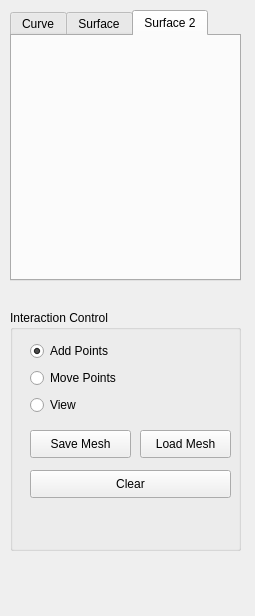
Wulonghua/GeometricModeling, file GeoModeling/Control.ui: the form before one commit.
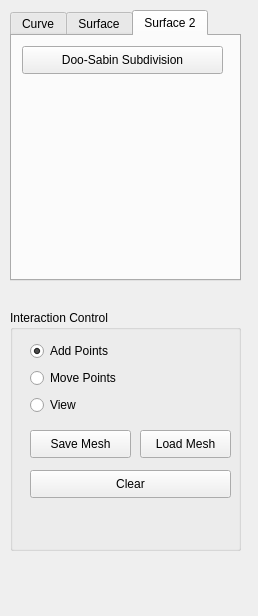
The form after the commit.

The edit to the form file:
```diff
--- a/GeoModeling/Control.ui
+++ b/GeoModeling/Control.ui
@@ -6,7 +6,7 @@
    <rect>
     <x>0</x>
     <y>0</y>
-    <width>255</width>
+    <width>258</width>
     <height>616</height>
    </rect>
   </property>
@@ -341,6 +341,19 @@
     <attribute name="title">
      <string>Surface 2</string>
     </attribute>
+    <widget class="QPushButton" name="pushButton_DooSabin">
+     <property name="geometry">
+      <rect>
+       <x>10</x>
+       <y>10</y>
+       <width>201</width>
+       <height>28</height>
+      </rect>
+     </property>
+     <property name="text">
+      <string>Doo-Sabin Subdivision</string>
+     </property>
+    </widget>
    </widget>
   </widget>
  </widget>
```
